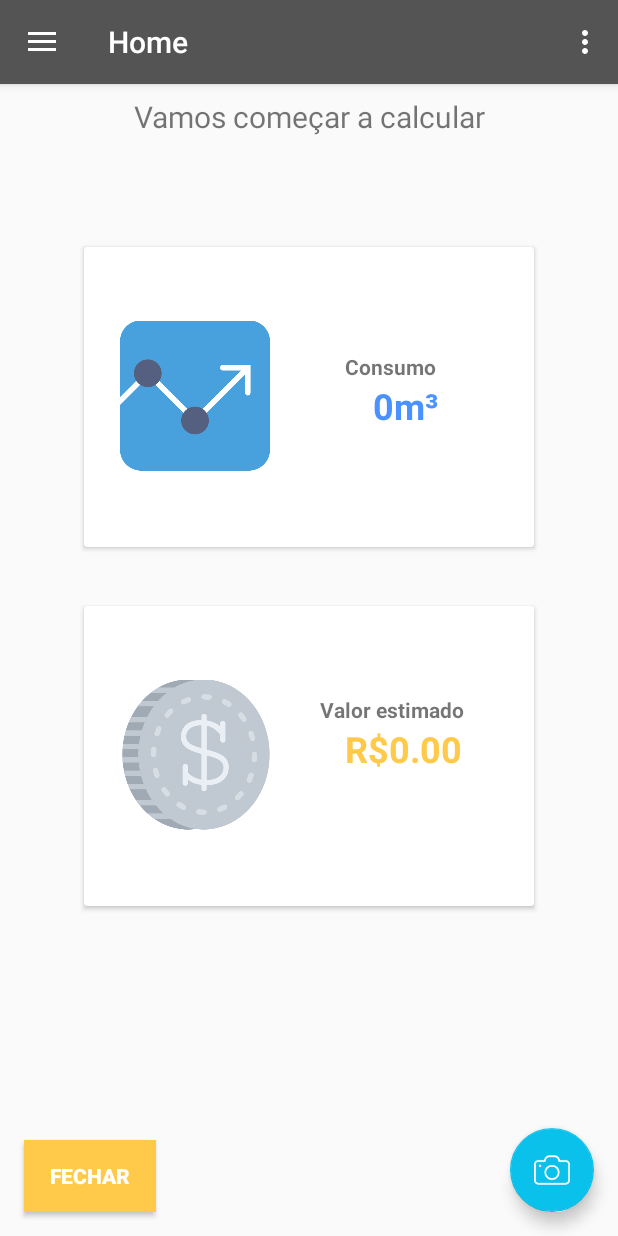
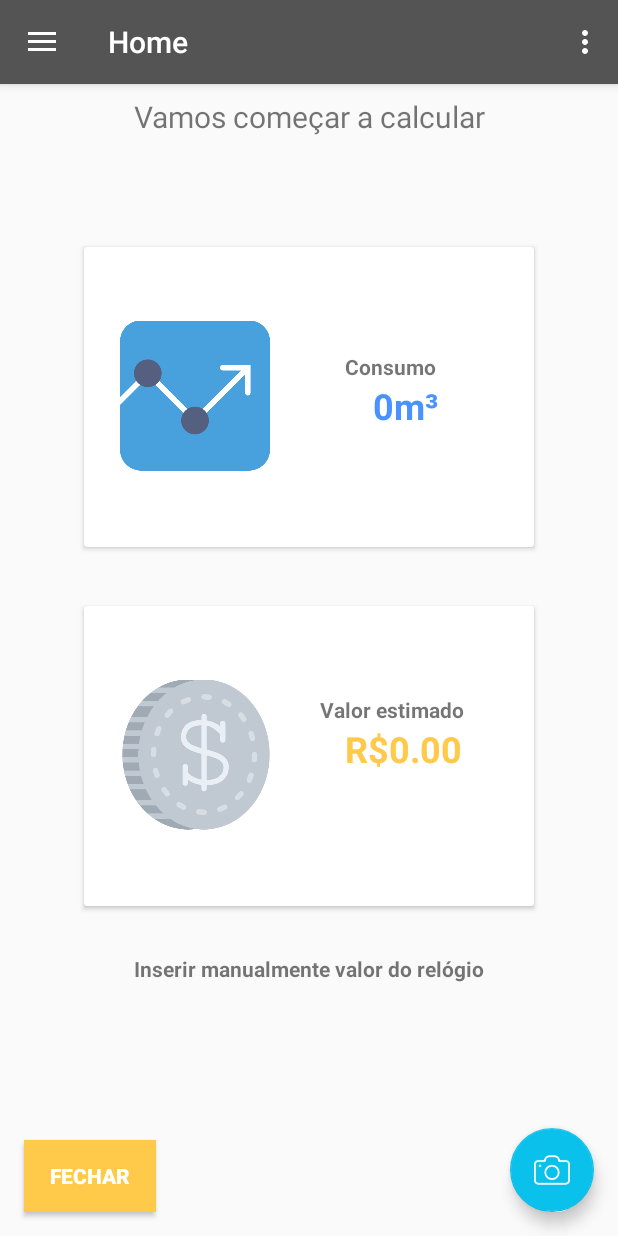
Before and after one commit to lumakhl/acompanha-ai, an Android app: the HomeFragment screen opened directly, with no data from a screen before it, on a phone screen of 412 x 824 dp. Run offline under Robolectric (Android 15) with nearby library versions, the phone set to English and light mode, and no system bars; our stand-ins replace navigation-ui.

Commit message:
chamando calcula service para valores manuais

```diff
--- a/AcompanhaAi/app/src/main/java/com/ai/acompanha/acompanhaai/service/ICalculaService.java
+++ b/AcompanhaAi/app/src/main/java/com/ai/acompanha/acompanhaai/service/ICalculaService.java
@@ -2,7 +2,7 @@ package com.ai.acompanha.acompanhaai.service;
 
 public interface ICalculaService  {
 
-    double calcularValor(int anterior, int atual);
+    float calcularValor(int anterior, int atual);
 
     int calculaConsumo(int anterior, int atual);
 
--- a/AcompanhaAi/app/src/main/java/com/ai/acompanha/acompanhaai/service/ValoresBlumenauEnum.java
+++ b/AcompanhaAi/app/src/main/java/com/ai/acompanha/acompanhaai/service/ValoresBlumenauEnum.java
@@ -11,8 +11,8 @@ public enum ValoresBlumenauEnum {
         this.valor = valor;
     }
 
-    public double getValor() {
-        return this.valor;
+    public float getValor() {
+        return (float) this.valor;
     }
 
 }
--- a/AcompanhaAi/app/src/main/java/com/ai/acompanha/acompanhaai/ui/dialog/ConsumoInicialDialog.java
+++ b/AcompanhaAi/app/src/main/java/com/ai/acompanha/acompanhaai/ui/dialog/ConsumoInicialDialog.java
@@ -5,9 +5,12 @@ import android.app.Dialog;
 import android.content.DialogInterface;
 import android.os.Bundle;
 import android.view.LayoutInflater;
+import android.view.View;
+import android.widget.EditText;
 import android.widget.Toast;
 
 import com.ai.acompanha.acompanhaai.R;
+import com.ai.acompanha.acompanhaai.data.shared.SharedUtils;
 
 import androidx.annotation.NonNull;
 import androidx.annotation.Nullable;
@@ -21,13 +24,15 @@ public class ConsumoInicialDialog extends DialogFragment {
         AlertDialog.Builder builder = new AlertDialog.Builder(getActivity());
 
         LayoutInflater inflater = requireActivity().getLayoutInflater();
-        builder.setView(inflater.inflate(R.layout.dialog_consumo_inicial, null));
+        final View content =  inflater.inflate(R.layout.dialog_consumo_inicial, null);
+        builder.setView(content);
 
+        final EditText consumoInicial = content.findViewById(R.id.txt_consumo_inicial);
         builder.setTitle(R.string.con_inic);
         builder.setPositiveButton(R.string.salvar, new DialogInterface.OnClickListener() {
             @Override
             public void onClick(DialogInterface dialogInterface, int i) {
-                Toast.makeText(getActivity(), "Teste", Toast.LENGTH_SHORT).show();
+                SharedUtils.setConsumoAnterior(getContext(),Integer.parseInt(consumoInicial.getText().toString()));
             }
         });
 
--- a/AcompanhaAi/app/src/main/java/com/ai/acompanha/acompanhaai/ui/dialog/FecharDialog.java
+++ b/AcompanhaAi/app/src/main/java/com/ai/acompanha/acompanhaai/ui/dialog/FecharDialog.java
@@ -18,7 +18,6 @@ import com.ai.acompanha.acompanhaai.data.model.Registro;
 import com.ai.acompanha.acompanhaai.data.shared.SharedUtils;
 
 import java.util.Calendar;
-import java.util.Date;
 
 import androidx.annotation.NonNull;
 import androidx.annotation.Nullable;
--- a/AcompanhaAi/app/src/main/java/com/ai/acompanha/acompanhaai/ui/main/MainActivity.java
+++ b/AcompanhaAi/app/src/main/java/com/ai/acompanha/acompanhaai/ui/main/MainActivity.java
@@ -141,7 +141,6 @@ public class MainActivity extends AppCompatActivity {
             }
         });
 
-        inflarDialogConsumoinicial();
     }
 
     @Override
@@ -207,9 +206,4 @@ public class MainActivity extends AppCompatActivity {
             fab.hide();
         }
     }
-
-    private void inflarDialogConsumoinicial() {
-        DialogFragment consumoInicialDialog = new ConsumoInicialDialog();
-        consumoInicialDialog.show(getSupportFragmentManager(), "ConsumoInicialDialogFragment");
-    }
 }
--- a/AcompanhaAi/app/src/main/java/com/ai/acompanha/acompanhaai/ui/main/home/HomeFragment.java
+++ b/AcompanhaAi/app/src/main/java/com/ai/acompanha/acompanhaai/ui/main/home/HomeFragment.java
@@ -8,12 +8,15 @@ import android.widget.TextView;
 
 import androidx.annotation.Nullable;
 import androidx.annotation.NonNull;
+import androidx.fragment.app.DialogFragment;
 import androidx.fragment.app.Fragment;
 import androidx.lifecycle.Observer;
 import androidx.lifecycle.ViewModelProviders;
 
 import com.ai.acompanha.acompanhaai.R;
 import com.ai.acompanha.acompanhaai.data.shared.SharedUtils;
+import com.ai.acompanha.acompanhaai.ui.dialog.ConsumoDialog;
+import com.ai.acompanha.acompanhaai.ui.dialog.ConsumoInicialDialog;
 
 public class HomeFragment extends Fragment {
 
@@ -24,9 +27,10 @@ public class HomeFragment extends Fragment {
         homeViewModel =
                 ViewModelProviders.of(this).get(HomeViewModel.class);
         View root = inflater.inflate(R.layout.fragment_home, container, false);
-        final TextView textView = (TextView) root.findViewById(R.id.text_home);
+        final TextView textView = root.findViewById(R.id.text_home);
         final TextView txtConsumo = root.findViewById(R.id.txtConsumo);
         final TextView txtValor = root.findViewById(R.id.txtValorPrevisto);
+        final TextView btnManual = root.findViewById(R.id.txtInserirManualmente);
         homeViewModel.getText().observe(this, new Observer<String>() {
             @Override
             public void onChanged(@Nullable String s) {
@@ -34,10 +38,30 @@ public class HomeFragment extends Fragment {
             }
         });
 
-        txtConsumo.setText(SharedUtils.getConsumo(getContext())+"m³");
-        txtValor.setText(String.format("R$%.02f",SharedUtils.getValor(getContext())));
+        btnManual.setOnClickListener(new View.OnClickListener() {
+            @Override
+            public void onClick(View view) {
+                inflarDialogConsumo();
+            }
+        });
 
+        txtConsumo.setText(SharedUtils.getConsumo(getContext()) + "m³");
+        txtValor.setText(String.format("R$%.02f", SharedUtils.getValor(getContext())));
+
+        if (SharedUtils.getConsumoAnterior(getContext()) == 0) {
+            inflarDialogConsumoinicial();
+        }
 
         return root;
     }
+
+    private void inflarDialogConsumoinicial() {
+        DialogFragment consumoInicialDialog = new ConsumoInicialDialog();
+        consumoInicialDialog.show(getActivity().getSupportFragmentManager(), "ConsumoInicialDialogFragment");
+    }
+
+    private void inflarDialogConsumo() {
+        DialogFragment consumoInicialDialog = new ConsumoDialog();
+        consumoInicialDialog.show(getActivity().getSupportFragmentManager(), "ConsumoDialogFragment");
+    }
 }
--- a/AcompanhaAi/app/src/main/res/layout/fragment_home.xml
+++ b/AcompanhaAi/app/src/main/res/layout/fragment_home.xml
@@ -77,6 +77,7 @@
     </androidx.cardview.widget.CardView>
 
     <androidx.cardview.widget.CardView
+        android:id="@+id/cardView2"
         android:layout_width="300dp"
         android:layout_height="200dp"
         android:layout_marginBottom="216dp"
@@ -134,4 +135,15 @@
         </androidx.constraintlayout.widget.ConstraintLayout>
     </androidx.cardview.widget.CardView>
 
+    <TextView
+        android:id="@+id/txtInserirManualmente"
+        android:layout_width="wrap_content"
+        android:layout_height="wrap_content"
+        android:layout_marginTop="32dp"
+        android:text="Inserir manualmente valor do relógio"
+        android:textStyle="bold"
+        app:layout_constraintEnd_toEndOf="parent"
+        app:layout_constraintStart_toStartOf="parent"
+        app:layout_constraintTop_toBottomOf="@+id/cardView2" />
+
 </androidx.constraintlayout.widget.ConstraintLayout>
--- a/AcompanhaAi/app/src/main/res/values/strings.xml
+++ b/AcompanhaAi/app/src/main/res/values/strings.xml
@@ -28,6 +28,7 @@
     <string name="valor_real">Valor da conta</string>
     <string name="periodo">Período</string>
     <string name="fechar_titulo">Você deseja fechar o período?</string>
+    <string name="calcular">Calcular</string>
 
 
     <!-- Titulos-->
@@ -47,4 +48,8 @@
     <string name="msg_historico">
         Ainda não existem dados para serem exibidos
     </string>
+    <string name="msg_consumo">
+          M³ do registro de sua conta
+    </string>
+    <string name="msg_consumo_vazio">É necessário informar um novo valor para calcular</string>
 </resources>
```
Also changed, not shown: AcompanhaAi/app/src/main/java/com/ai/acompanha/acompanhaai/service/BlumenauCalculoService.java (+4 -4 lines), AcompanhaAi/app/src/main/java/com/ai/acompanha/acompanhaai/ui/dialog/ConsumoDialog.java (added, +64 -0 lines), AcompanhaAi/app/src/main/res/layout/dialog_consumo.xml (added, +37 -0 lines).
